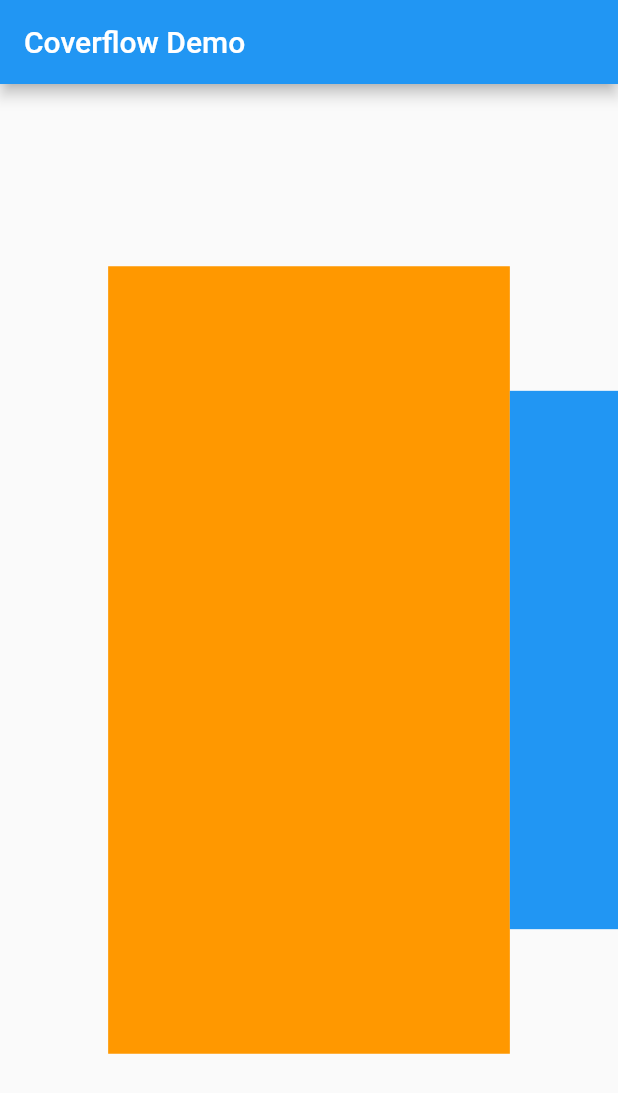
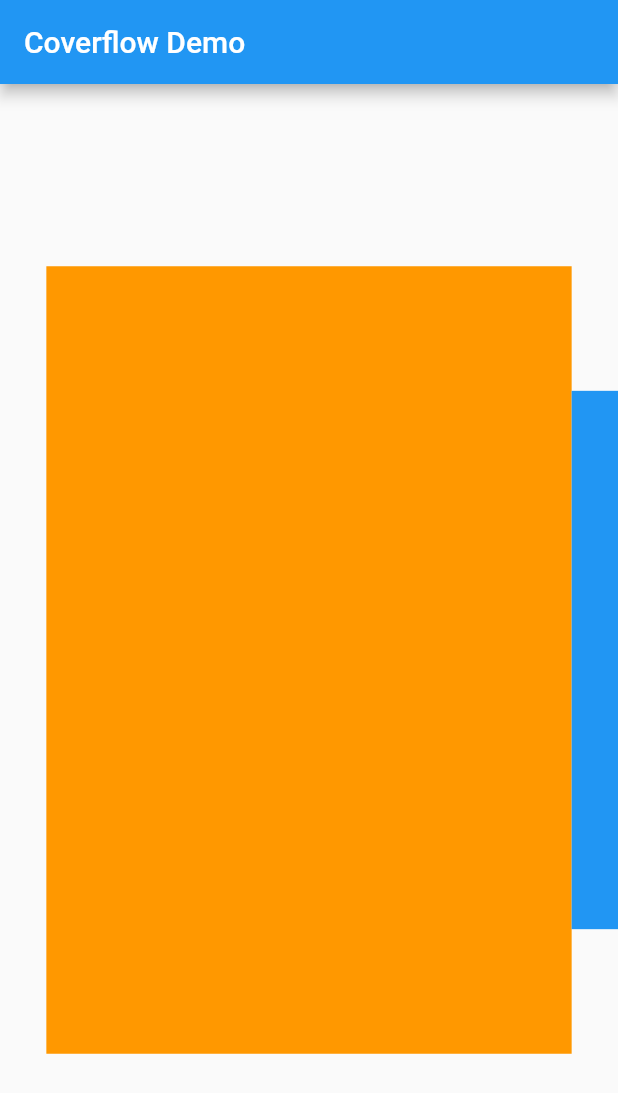
Before and after one commit to efortuna/coverflow, a Flutter app: the screen it shows after launch, on a phone screen of 412 x 824 dp. Shown: the top 1093 px of the screen. Run offline on Flutter 3.47's test engine with Material 2 defaults, Android fonts, the phone set to English and light mode, and no system bars.

Commit message:
added itemCount so that you can have non-infinitely scrolling cover flows. Also tweaked the default viewport value.

```diff
--- a/lib/simple_coverflow.dart
+++ b/lib/simple_coverflow.dart
@@ -31,8 +31,15 @@ class CoverFlow extends StatefulWidget {
   /// state that your itemBuilder, otherwise, you will likely get errors thrown about.
   final bool dismissibleItems;
 
+  /// The number of items in this coverflow list. If specified, the CoverFlow
+  /// view is a finite list that scrolls only to the last list. If this value is
+  /// *not* specified, then CoverFlow is an infinite list that rebuilds the
+  /// cards one the user scrolls past the last one.
+  final int itemCount;
+
   CoverFlow(this.itemBuilder, {this.dismissibleItems: true, this.dismissedCallback,
-    this.viewportFraction: .65, this.height: 525, this.width: 700});
+    this.viewportFraction: .85, this.height: 525, this.width: 700,
+    this.itemCount: null});
 
   @override
   _CoverFlowState createState() => new _CoverFlowState();
@@ -65,6 +72,7 @@ class _CoverFlowState extends State<CoverFlow> {
           });
         },
         controller: controller,
+        itemCount: widget.itemCount,
         itemBuilder: (context, index) => builder(index));
   }
 
```
